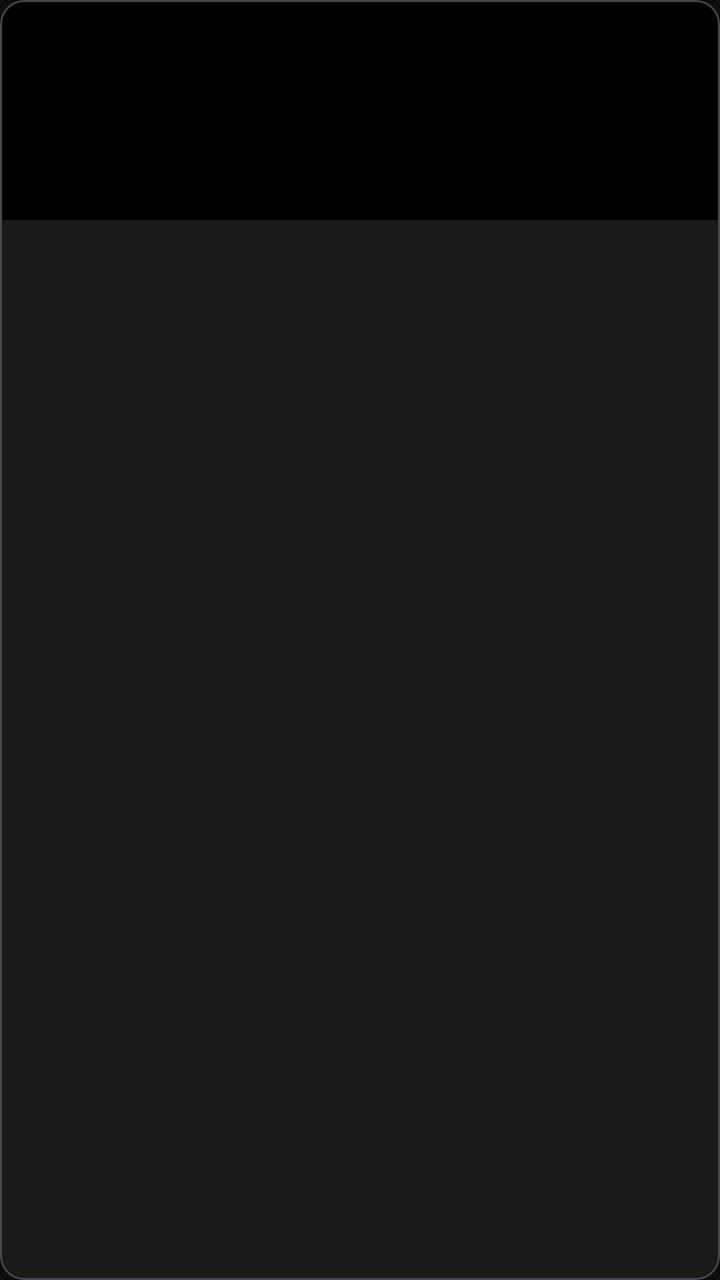
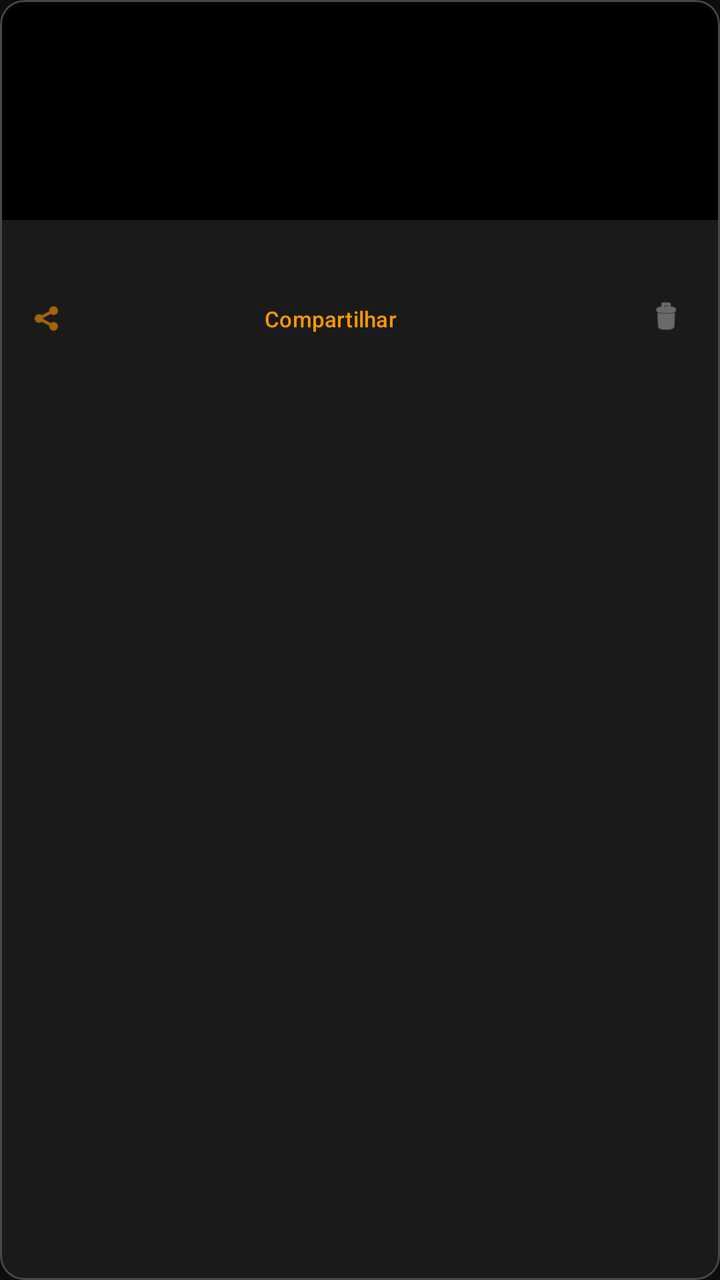

The first picture is an Android layout as it rendered before a commit; the second is the same layout after the commit. The layout source and the unified diff follow.
<!-- AndroidManifest.xml: application theme Theme.Horizon -->
<!-- res/layout/item_video.xml -->
<?xml version="1.0" encoding="utf-8"?>
<com.google.android.material.card.MaterialCardView xmlns:android="http://schemas.android.com/apk/res/android"
    xmlns:app="http://schemas.android.com/apk/res-auto"
    android:layout_width="match_parent"
    android:layout_height="wrap_content"
    android:layout_margin="6dp"
    app:cardBackgroundColor="@color/surface"
    app:cardCornerRadius="12dp">

    <LinearLayout
        android:layout_width="match_parent"
        android:layout_height="wrap_content"
        android:orientation="vertical">

        <ImageView
            android:id="@+id/thumb"
            android:layout_width="match_parent"
            android:layout_height="110dp"
            android:background="#000000"
            android:scaleType="centerCrop" />

        <TextView
            android:id="@+id/name"
            android:layout_width="match_parent"
            android:layout_height="wrap_content"
            android:ellipsize="end"
            android:maxLines="2"
            android:padding="8dp"
            android:textColor="@color/text_primary"
            android:textSize="12sp" />
    </LinearLayout>
</com.google.android.material.card.MaterialCardView>
<!-- resources referenced by this layout -->
<resources>
  <color name="surface">#1A1A1A</color>
  <color name="text_primary">#FFFFFF</color>
  <style name="Theme.Horizon" parent="Theme.Material3.Dark.NoActionBar">
          <item name="android:windowBackground">@color/bg</item>
          <item name="colorPrimary">@color/accent</item>
          <item name="colorOnPrimary">#000000</item>
          <item name="colorSurface">@color/surface</item>
          <item name="android:statusBarColor">@color/bg</item>
          <item name="android:navigationBarColor">@color/bg</item>
      </style>
  <color name="bg">#0D0D0D</color>
  <color name="accent">#FF9800</color>
</resources>

<!-- the commit's change to res/layout/item_video.xml (unified diff, before → after) -->
@@ -25,8 +25,41 @@
             android:layout_height="wrap_content"
             android:ellipsize="end"
             android:maxLines="2"
-            android:padding="8dp"
+            android:paddingHorizontal="8dp"
+            android:paddingTop="8dp"
             android:textColor="@color/text_primary"
             android:textSize="12sp" />
+
+        <LinearLayout
+            android:layout_width="match_parent"
+            android:layout_height="wrap_content"
+            android:orientation="horizontal"
+            android:paddingHorizontal="4dp">
+
+            <com.google.android.material.button.MaterialButton
+                android:id="@+id/btnShare"
+                style="@style/Widget.Material3.Button.TextButton.Icon"
+                android:layout_width="0dp"
+                android:layout_height="wrap_content"
+                android:layout_weight="1"
+                android:insetTop="0dp"
+                android:insetBottom="0dp"
+                android:minWidth="0dp"
+                android:text="@string/share"
+                android:textColor="@color/accent"
+                android:textSize="11sp"
+                app:icon="@android:drawable/ic_menu_share"
+                app:iconSize="16dp"
+                app:iconTint="@color/accent" />
+
+            <com.google.android.material.button.MaterialButton
+                android:id="@+id/btnDelete"
+                style="@style/Widget.Material3.Button.IconButton"
+                android:layout_width="wrap_content"
+                android:layout_height="wrap_content"
+                app:icon="@android:drawable/ic_menu_delete"
+                app:iconSize="18dp"
+                app:iconTint="@color/text_secondary" />
+        </LinearLayout>
     </LinearLayout>
 </com.google.android.material.card.MaterialCardView>
<!-- resource entries referenced after the edit -->
@@ -2,6 +2,8 @@
 <resources>
   <color name="surface">#1A1A1A</color>
   <color name="text_primary">#FFFFFF</color>
+  <color name="text_secondary">#9E9E9E</color>
+  <string name="share">Compartilhar</string>
   <style name="Theme.Horizon" parent="Theme.Material3.Dark.NoActionBar">
           <item name="android:windowBackground">@color/bg</item>
           <item name="colorPrimary">@color/accent</item>
